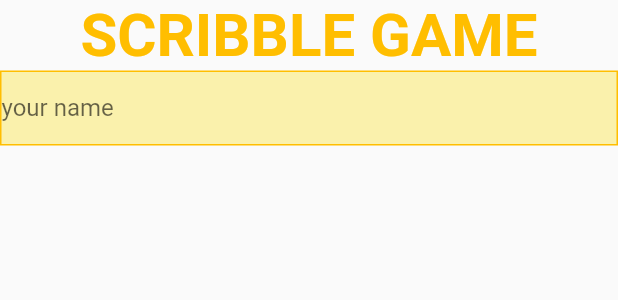
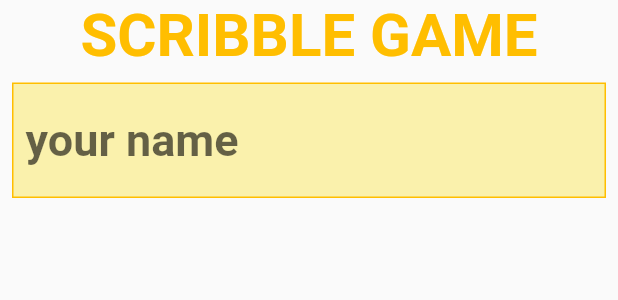
Before and after one commit to HoussemRabah/scribble, a Flutter app: the WriteView widget shown alone on an empty page, opened directly, on a phone screen of 412 x 824 dp. Shown: the top 300 px of the screen. Run offline on Flutter 3.47's test engine with Material 2 defaults, Android fonts, the phone set to English and light mode, and no system bars; our stand-ins replace bloc, firebase_auth, flutter_bloc, shared_preferences; accounts and stored records are empty; network calls fail.

Commit message:
improve UI

```diff
--- a/lib/UI/pages/home.dart
+++ b/lib/UI/pages/home.dart
@@ -42,6 +42,7 @@ class LoadingView extends StatelessWidget {
   Widget build(BuildContext context) {
     return CentreScreenLayout(
       child: Column(
+        crossAxisAlignment: CrossAxisAlignment.center,
         children: [
           Text(
             "SCRIBBLE GAME",
@@ -61,12 +62,15 @@ class WriteView extends StatelessWidget {
   Widget build(BuildContext context) {
     return CentreScreenLayout(
       child: Column(
+        crossAxisAlignment: CrossAxisAlignment.center,
         children: [
           Text(
             "SCRIBBLE GAME",
             style: textStyleTitle,
           ),
           Container(
+            padding: EdgeInsets.all(8.0),
+            margin: EdgeInsets.all(8.0),
             decoration: BoxDecoration(
                 color: colorFront,
                 border: Border(
@@ -76,6 +80,7 @@ class WriteView extends StatelessWidget {
                   bottom: BorderSide(color: colorMain),
                 )),
             child: TextField(
+              style: textStyleBig,
               decoration: InputDecoration(
                   border: InputBorder.none, hintText: "your name"),
             ),
--- a/lib/UI/widgets/layouts.dart
+++ b/lib/UI/widgets/layouts.dart
@@ -10,6 +10,7 @@ class CentreScreenLayout extends StatelessWidget {
       width: MediaQuery.of(context).size.width,
       height: MediaQuery.of(context).size.height,
       child: Center(
+        heightFactor: 1,
         child: child,
       ),
     );
--- a/lib/constants.dart
+++ b/lib/constants.dart
@@ -6,3 +6,6 @@ Color colorMain = Color(0xFFFFBE00);
 
 TextStyle textStyleTitle =
     TextStyle(fontSize: 40.0, fontWeight: FontWeight.bold, color: colorMain);
+
+TextStyle textStyleBig =
+    TextStyle(fontSize: 30.0, fontWeight: FontWeight.bold, color: colorMain);
```
